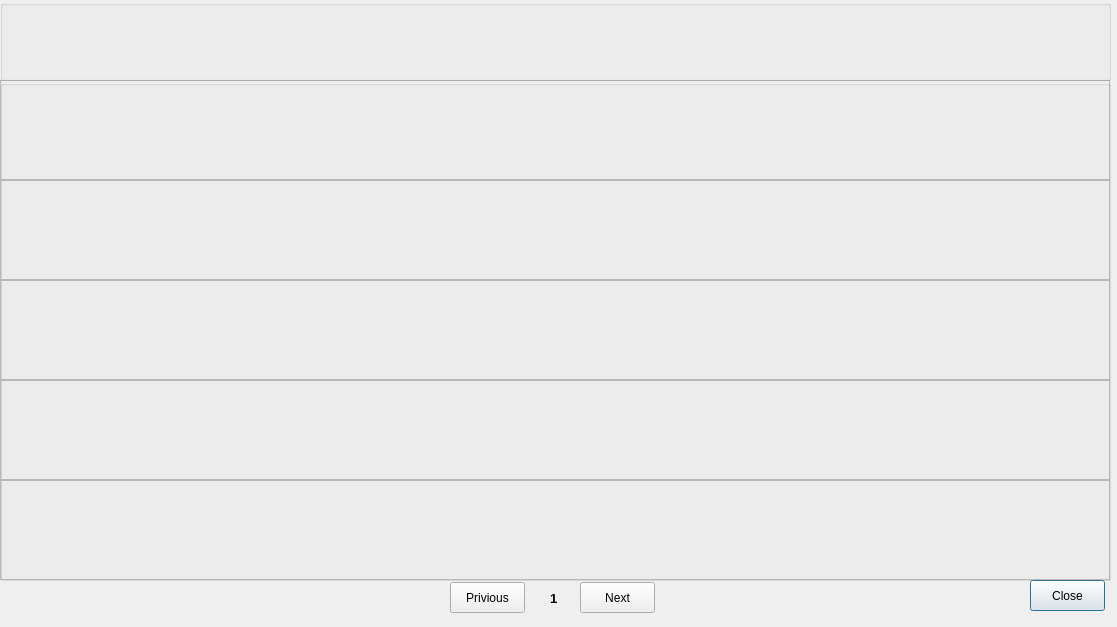
First picture: the form in markingpapers.ui, repository dkithmal/BinduProjectTeacher, before the edit.
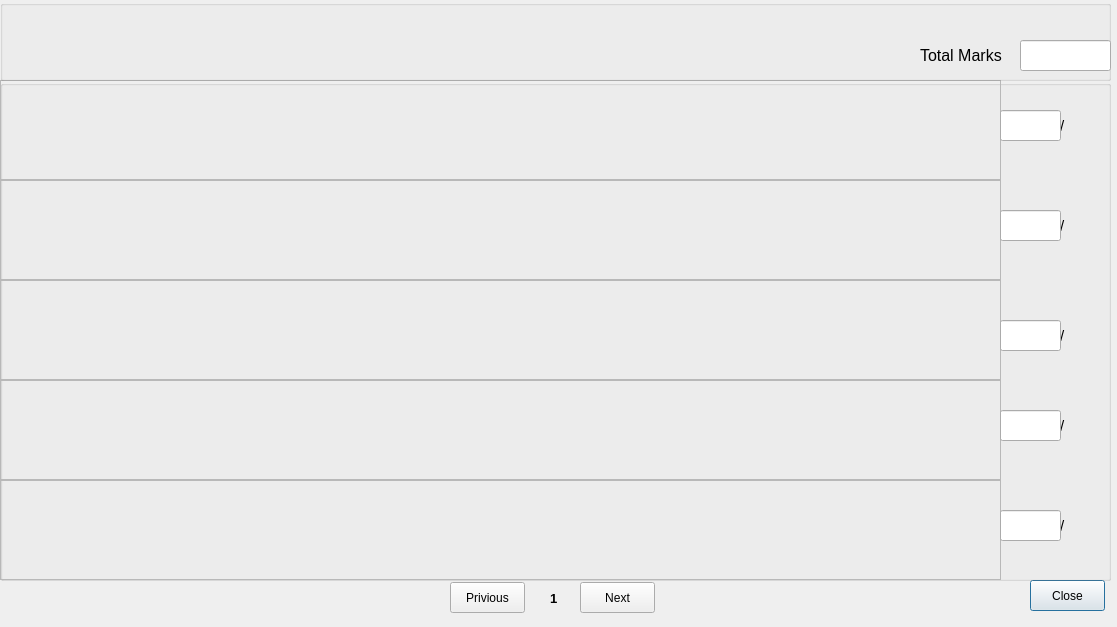
Second picture: the form after the edit.

Commit message: started marking student Answers

What changed in the file:
```diff
--- a/markingpapers.ui
+++ b/markingpapers.ui
@@ -81,7 +81,7 @@
      <rect>
       <x>0</x>
       <y>0</y>
-      <width>1110</width>
+      <width>1001</width>
       <height>100</height>
      </rect>
     </property>
@@ -97,7 +97,7 @@
      <rect>
       <x>0</x>
       <y>100</y>
-      <width>1110</width>
+      <width>1001</width>
       <height>100</height>
      </rect>
     </property>
@@ -113,7 +113,7 @@
      <rect>
       <x>0</x>
       <y>200</y>
-      <width>1110</width>
+      <width>1001</width>
       <height>100</height>
      </rect>
     </property>
@@ -129,7 +129,7 @@
      <rect>
       <x>0</x>
       <y>300</y>
-      <width>1110</width>
+      <width>1001</width>
       <height>100</height>
      </rect>
     </property>
@@ -145,7 +145,7 @@
      <rect>
       <x>0</x>
       <y>400</y>
-      <width>1110</width>
+      <width>1001</width>
       <height>100</height>
      </rect>
     </property>
@@ -156,6 +156,138 @@
      <enum>QFrame::Raised</enum>
     </property>
    </widget>
+   <widget class="QLabel" name="lAnswer1TMark">
+    <property name="geometry">
+     <rect>
+      <x>1060</x>
+      <y>30</y>
+      <width>46</width>
+      <height>31</height>
+     </rect>
+    </property>
+    <property name="text">
+     <string>/</string>
+    </property>
+   </widget>
+   <widget class="QLineEdit" name="lEAnswer1Marks">
+    <property name="geometry">
+     <rect>
+      <x>1000</x>
+      <y>30</y>
+      <width>61</width>
+      <height>31</height>
+     </rect>
+    </property>
+   </widget>
+   <widget class="QLabel" name="lAnswer2TMarks">
+    <property name="geometry">
+     <rect>
+      <x>1060</x>
+      <y>130</y>
+      <width>46</width>
+      <height>31</height>
+     </rect>
+    </property>
+    <property name="text">
+     <string>/</string>
+    </property>
+   </widget>
+   <widget class="QLineEdit" name="lEAnswer2Marks">
+    <property name="geometry">
+     <rect>
+      <x>1000</x>
+      <y>130</y>
+      <width>61</width>
+      <height>31</height>
+     </rect>
+    </property>
+   </widget>
+   <widget class="QLineEdit" name="lEAnswer3Marks">
+    <property name="geometry">
+     <rect>
+      <x>1000</x>
+      <y>240</y>
+      <width>61</width>
+      <height>31</height>
+     </rect>
+    </property>
+   </widget>
+   <widget class="QLabel" name="lAnswer3TMarks">
+    <property name="geometry">
+     <rect>
+      <x>1060</x>
+      <y>240</y>
+      <width>46</width>
+      <height>31</height>
+     </rect>
+    </property>
+    <property name="text">
+     <string>/</string>
+    </property>
+   </widget>
+   <widget class="QLabel" name="lAnswer5TMarks">
+    <property name="geometry">
+     <rect>
+      <x>1060</x>
+      <y>430</y>
+      <width>46</width>
+      <height>31</height>
+     </rect>
+    </property>
+    <property name="text">
+     <string>/</string>
+    </property>
+   </widget>
+   <widget class="QLineEdit" name="lEAnswer5Marks">
+    <property name="geometry">
+     <rect>
+      <x>1000</x>
+      <y>430</y>
+      <width>61</width>
+      <height>31</height>
+     </rect>
+    </property>
+   </widget>
+   <widget class="QLabel" name="lAnswer4TMarks">
+    <property name="geometry">
+     <rect>
+      <x>1060</x>
+      <y>330</y>
+      <width>46</width>
+      <height>31</height>
+     </rect>
+    </property>
+    <property name="text">
+     <string>/</string>
+    </property>
+   </widget>
+   <widget class="QLineEdit" name="lEAnswer4Marks">
+    <property name="geometry">
+     <rect>
+      <x>1000</x>
+      <y>330</y>
+      <width>61</width>
+      <height>31</height>
+     </rect>
+    </property>
+   </widget>
+   <zorder>fQuestion1</zorder>
+   <zorder>fQuestion2</zorder>
+   <zorder>fQuestion3</zorder>
+   <zorder>fQuestion4</zorder>
+   <zorder>fQuestion5</zorder>
+   <zorder>lAnswer1TMark</zorder>
+   <zorder>lEAnswer1Marks</zorder>
+   <zorder>lAnswer2TMarks</zorder>
+   <zorder>lEAnswer2Marks</zorder>
+   <zorder>lAnswer3TMarks</zorder>
+   <zorder>lEAnswer3Marks</zorder>
+   <zorder>lEAnswer3Marks</zorder>
+   <zorder>lAnswer3TMarks</zorder>
+   <zorder>lAnswer5TMarks</zorder>
+   <zorder>lEAnswer5Marks</zorder>
+   <zorder>lAnswer4TMarks</zorder>
+   <zorder>lEAnswer4Marks</zorder>
   </widget>
   <widget class="QPushButton" name="pBNext">
    <property name="geometry">
@@ -187,6 +319,29 @@
    <property name="title">
     <string/>
    </property>
+   <widget class="QLabel" name="label_6">
+    <property name="geometry">
+     <rect>
+      <x>920</x>
+      <y>40</y>
+      <width>91</width>
+      <height>31</height>
+     </rect>
+    </property>
+    <property name="text">
+     <string>Total Marks</string>
+    </property>
+   </widget>
+   <widget class="QLineEdit" name="lETotalMarks">
+    <property name="geometry">
+     <rect>
+      <x>1020</x>
+      <y>40</y>
+      <width>91</width>
+      <height>31</height>
+     </rect>
+    </property>
+   </widget>
   </widget>
  </widget>
  <resources/>
```
The commit also changes 89 other files.
